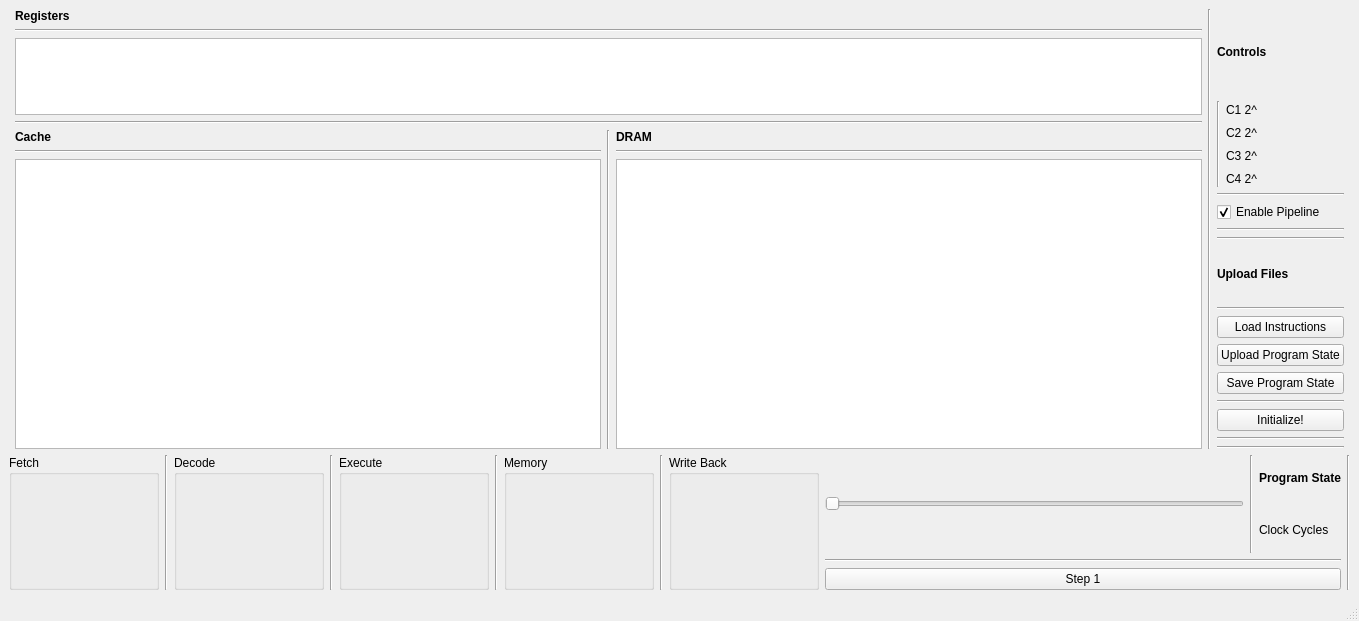
Qt form gui/gui.ui (bdunahu/RISC-V-ECTOR-) before a commit.
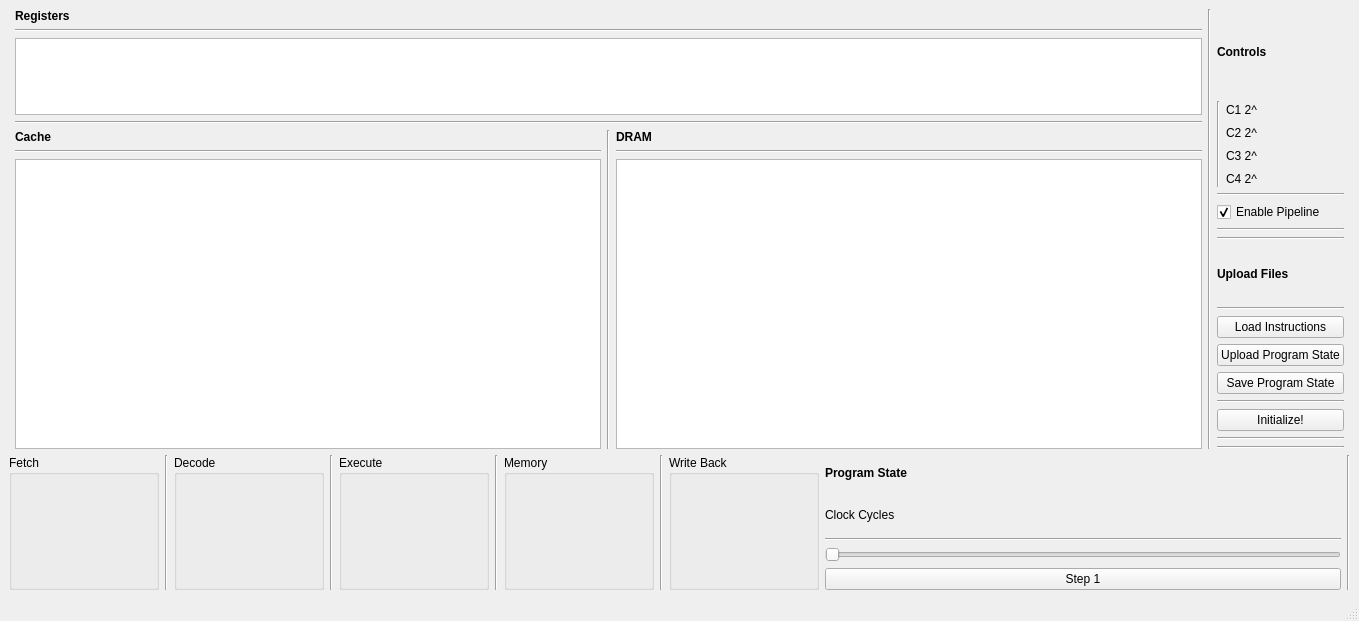
The same form after that commit. Custom widgets are drawn as their Qt base class.

The edit to the form file:
```diff
--- a/gui/gui.ui
+++ b/gui/gui.ui
@@ -604,39 +604,6 @@
         <item>
          <layout class="QVBoxLayout" name="verticalLayout_6">
           <item>
-           <layout class="QHBoxLayout" name="horizontalLayout_11">
-            <item>
-             <widget class="QSlider" name="step_slider">
-              <property name="minimum">
-               <number>0</number>
-              </property>
-              <property name="maximum">
-               <number>6</number>
-              </property>
-              <property name="pageStep">
-               <number>1</number>
-              </property>
-              <property name="orientation">
-               <enum>Qt::Orientation::Horizontal</enum>
-              </property>
-              <property name="tickPosition">
-               <enum>QSlider::TickPosition::NoTicks</enum>
-              </property>
-              <property name="tickInterval">
-               <number>1</number>
-              </property>
-             </widget>
-            </item>
-            <item>
-             <widget class="Line" name="line_9">
-              <property name="orientation">
-               <enum>Qt::Orientation::Vertical</enum>
-              </property>
-             </widget>
-            </item>
-            <item>
-             <layout class="QVBoxLayout" name="verticalLayout_10">
-              <item>
                <widget class="QLabel" name="label_15">
                 <property name="font">
                  <font>
@@ -655,10 +622,6 @@
                 </property>
                </widget>
               </item>
-             </layout>
-            </item>
-           </layout>
-          </item>
           <item>
            <widget class="Line" name="line_10">
             <property name="orientation">
@@ -666,6 +629,28 @@
             </property>
            </widget>
           </item>
+          <item>
+           <widget class="QSlider" name="step_slider">
+            <property name="minimum">
+             <number>0</number>
+            </property>
+            <property name="maximum">
+             <number>6</number>
+            </property>
+            <property name="pageStep">
+             <number>1</number>
+            </property>
+            <property name="orientation">
+             <enum>Qt::Orientation::Horizontal</enum>
+            </property>
+            <property name="tickPosition">
+             <enum>QSlider::TickPosition::NoTicks</enum>
+            </property>
+            <property name="tickInterval">
+             <number>1</number>
+            </property>
+           </widget>
+          </item>
           <item>
            <widget class="QPushButton" name="step_btn">
             <property name="minimumSize">
```
Lines whose indentation alone changed are shown as unchanged.
